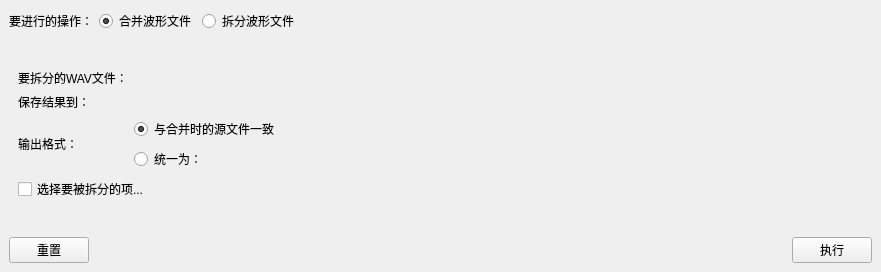
Above: src/mainwindow.ui from shine5402/KiraWavTar before the change. Below: the same form after it.
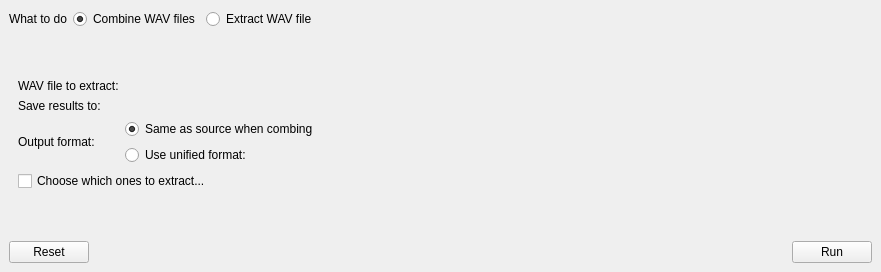
That is the form after the change. The open tabs and pages were chosen to show the change. Custom widgets are drawn as their Qt base class.

The edit to the form file:
```diff
--- a/src/mainwindow.ui
+++ b/src/mainwindow.ui
@@ -20,14 +20,14 @@
       <item>
        <widget class="QLabel" name="label">
         <property name="text">
-         <string>要进行的操作：</string>
+         <string>What to do</string>
         </property>
        </widget>
       </item>
       <item>
        <widget class="QRadioButton" name="combineWAVRadioButton">
         <property name="text">
-         <string>合并波形文件</string>
+         <string>Combine WAV files</string>
         </property>
         <property name="checked">
          <bool>true</bool>
@@ -40,7 +40,7 @@
       <item>
        <widget class="QRadioButton" name="extarctWAVRadioButton">
         <property name="text">
-         <string>拆分波形文件</string>
+         <string>Extract WAV file</string>
         </property>
         <attribute name="buttonGroup">
          <string notr="true">modeButtonGroup</string>
@@ -151,21 +151,21 @@
         <item row="1" column="0">
          <widget class="QLabel" name="label_5">
           <property name="text">
-           <string>要拆分的WAV文件：</string>
+           <string>WAV file to extract:</string>
           </property>
          </widget>
         </item>
         <item row="4" column="0" colspan="2">
          <widget class="QCheckBox" name="extractSelectionCheckBox">
           <property name="text">
-           <string>选择要被拆分的项...</string>
+           <string>Choose which ones to extract...</string>
           </property>
          </widget>
         </item>
         <item row="2" column="0">
          <widget class="QLabel" name="label_7">
           <property name="text">
-           <string>保存结果到：</string>
+           <string>Save results to:</string>
           </property>
          </widget>
         </item>
@@ -174,7 +174,7 @@
           <item row="1" column="0">
            <widget class="QRadioButton" name="extractFormatCustomRadioButton">
             <property name="text">
-             <string>统一为：</string>
+             <string>Use unified format:</string>
             </property>
             <attribute name="buttonGroup">
              <string notr="true">extractFormatButtonGroup</string>
@@ -184,7 +184,7 @@
           <item row="0" column="0" colspan="2">
            <widget class="QRadioButton" name="extractFormatSrcRadioButton">
             <property name="text">
-             <string>与合并时的源文件一致</string>
+             <string>Same as source when combing</string>
             </property>
             <property name="checked">
              <bool>true</bool>
@@ -231,7 +231,7 @@
         <item row="3" column="0">
          <widget class="QLabel" name="label_6">
           <property name="text">
-           <string>输出格式：</string>
+           <string>Output format:</string>
           </property>
          </widget>
         </item>
@@ -257,7 +257,7 @@
       <item>
        <widget class="QPushButton" name="resetButton">
         <property name="text">
-         <string>重置</string>
+         <string>Reset</string>
         </property>
        </widget>
       </item>
@@ -277,7 +277,7 @@
       <item>
        <widget class="QPushButton" name="runButton">
         <property name="text">
-         <string>执行</string>
+         <string>Run</string>
         </property>
        </widget>
       </item>
```
Left out of the diff: 8 changed lines with no effect on the pictures.
